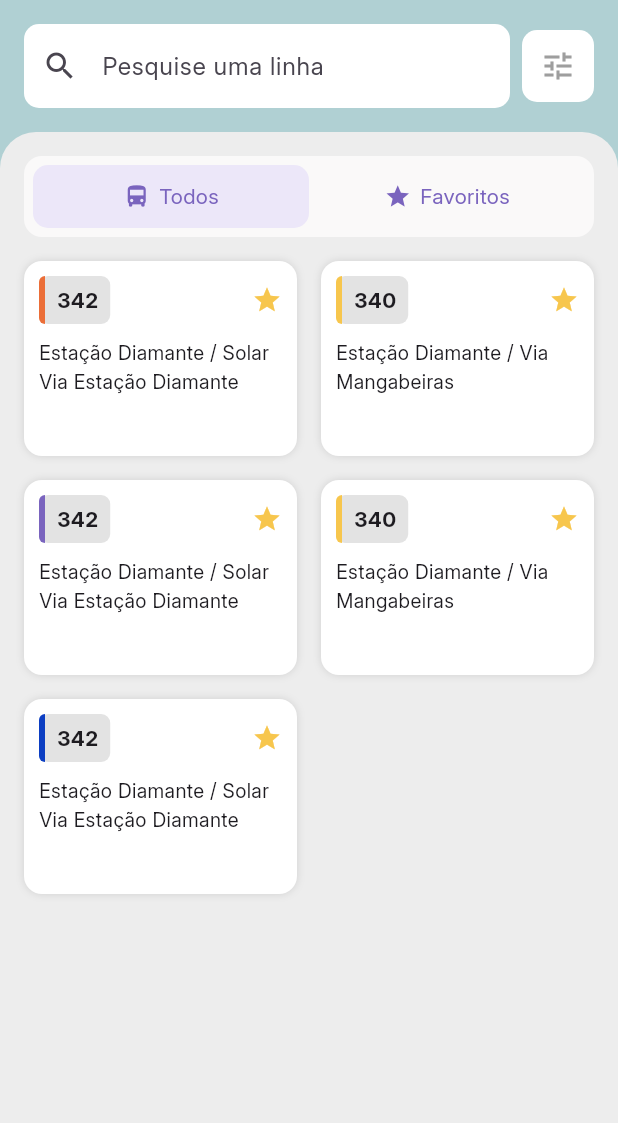
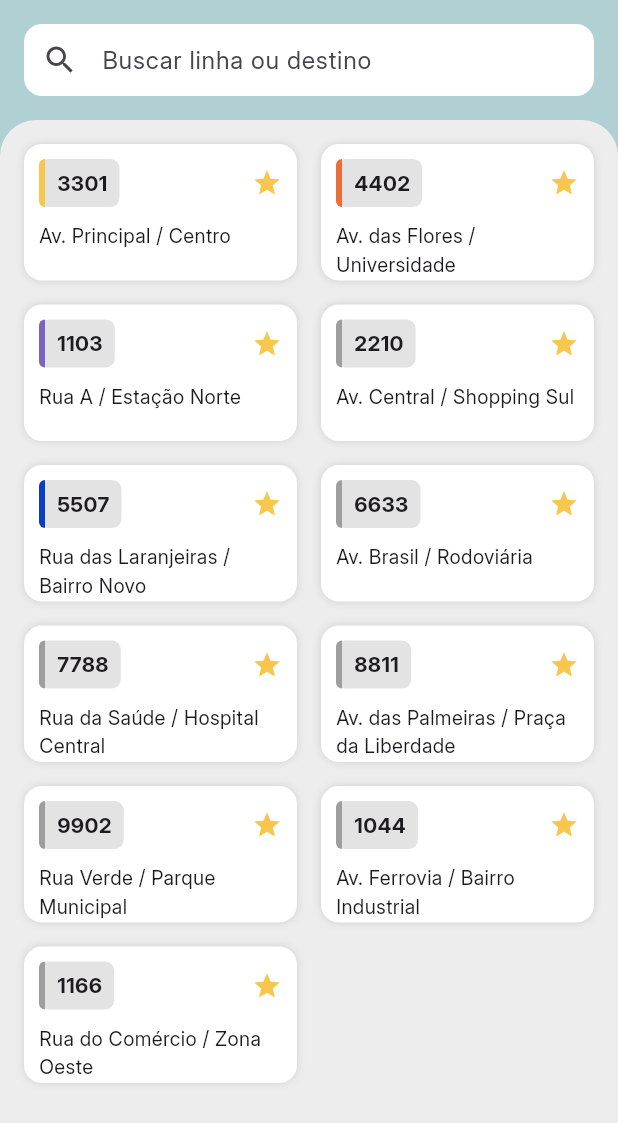
Before and after one commit to anaclaravr/wemoove_mobile, a Flutter app: the BuscarScreen screen opened by its route, on a phone screen of 412 x 824 dp. Shown: the top 1123 px of the screen. Run offline on Flutter 3.47's test engine with Material 3 defaults, Android fonts, the phone set to English and light mode, and no system bars; our stand-ins replace firebase_auth, firebase_core; accounts and stored records are empty.

Commit message:
Funcionamento do componente de busca da tela de buscar

```diff
--- a/lib/core/theme/colors.dart
+++ b/lib/core/theme/colors.dart
@@ -14,4 +14,24 @@ class AppColors {
   static const fundoTabs = Color(0xFFFAF9F9);
   static const textoEndereco = Color(0xFF616161);
   static const textoMomento = Color(0xFF9C9C9C);
+
+  /// Retorna uma cor com base no nome da cor (em minúsculas)
+  static Color getColorFromName(String cor) {
+    switch (cor.toLowerCase()) {
+      case 'amarelo':
+        return amarelo;
+      case 'azul':
+        return azulNavegacao;
+      case 'roxo':
+        return roxo;
+      case 'laranja':
+        return laranja;
+      case 'verde':
+        return verdeAgua;
+      case 'lilas':
+        return lilasClaro;
+      default:
+        return cinzaCaixaNumero;
+    }
+  }
 }
--- a/lib/screens/buscar_screen.dart
+++ b/lib/screens/buscar_screen.dart
@@ -1,6 +1,6 @@
 import 'package:flutter/material.dart';
-import '../core/theme/colors.dart';
-import '../models/bus_route.dart';
+import '../../core/theme/colors.dart';
+import '../../models/bus_route.dart';
 import '../widgets/bus_grid_card.dart';
 
 class BuscarScreen extends StatefulWidget {
@@ -11,55 +11,129 @@ class BuscarScreen extends StatefulWidget {
 }
 
 class _BuscarScreenState extends State<BuscarScreen> {
-  bool mostrarFavoritos = false;
+  List<BusRoute> allBusRoutes = [];
+  List<BusRoute> filteredBusRoutes = [];
 
-  final List<BusRoute> mockData = [
+  final TextEditingController _searchController = TextEditingController();
+
+  @override
+  void initState() {
+    super.initState();
+    allBusRoutes = [
       BusRoute(
-      numero: 342,
-      destino: 'Solar Via Estação Diamante',
-      localizacao: '',
-      tempo: '',
-      cor: 'laranja',
-      via: 'Estação Diamante',
-      ocupacao: 5,
+        numero: 3301,
+        destino: 'Centro',
+        via: 'Av. Principal',
+        cor: 'amarelo',
+        ocupacao: 10,
+        localizacao: 'Rua A, nº 123',
+        tempo: '5 min',
       ),
       BusRoute(
-      numero: 340,
-      destino: 'Via Mangabeiras',
-      localizacao: '',
-      tempo: '',
-      cor: 'amarelo',
-      via: 'Estação Diamante',
-      ocupacao: 5,
+        numero: 4402,
+        destino: 'Universidade',
+        via: 'Av. das Flores',
+        cor: 'laranja',
+        ocupacao: 25,
+        localizacao: 'Av. B, nº 200',
+        tempo: '12 min',
       ),
       BusRoute(
-      numero: 342,
-      destino: 'Solar Via Estação Diamante',
-      localizacao: '',
-      tempo: '',
+        numero: 1103,
+        destino: 'Estação Norte',
+        via: 'Rua A',
         cor: 'roxo',
-      via: 'Estação Diamante',
         ocupacao: 5,
+        localizacao: 'Estação do Norte',
+        tempo: '8 min',
       ),
       BusRoute(
-      numero: 340,
-      destino: 'Via Mangabeiras',
-      localizacao: '',
-      tempo: '',
-      cor: 'amarelo',
-      via: 'Estação Diamante',
-      ocupacao: 5,
+        numero: 2210,
+        destino: 'Shopping Sul',
+        via: 'Av. Central',
+        cor: 'verde',
+        ocupacao: 15,
+        localizacao: 'Av. Central, nº 500',
+        tempo: '9 min',
       ),
       BusRoute(
-      numero: 342,
-      destino: 'Solar Via Estação Diamante',
-      localizacao: '',
-      tempo: '',
+        numero: 5507,
+        destino: 'Bairro Novo',
+        via: 'Rua das Laranjeiras',
         cor: 'azul',
-      via: 'Estação Diamante',
-      ocupacao: 5,
+        ocupacao: 30,
+        localizacao: 'Rua Laranjeiras, nº 70',
+        tempo: '14 min',
+      ),
+      BusRoute(
+        numero: 6633,
+        destino: 'Rodoviária',
+        via: 'Av. Brasil',
+        cor: 'vermelho',
+        ocupacao: 8,
+        localizacao: 'Av. Brasil, nº 901',
+        tempo: '4 min',
+      ),
+      BusRoute(
+        numero: 7788,
+        destino: 'Hospital Central',
+        via: 'Rua da Saúde',
+        cor: 'rosa',
+        ocupacao: 20,
+        localizacao: 'Rua da Saúde, nº 330',
+        tempo: '10 min',
+      ),
+      BusRoute(
+        numero: 8811,
+        destino: 'Praça da Liberdade',
+        via: 'Av. das Palmeiras',
+        cor: 'azul claro',
+        ocupacao: 12,
+        localizacao: 'Praça da Liberdade',
+        tempo: '6 min',
+      ),
+      BusRoute(
+        numero: 9902,
+        destino: 'Parque Municipal',
+        via: 'Rua Verde',
+        cor: 'verde claro',
+        ocupacao: 22,
+        localizacao: 'Parque Municipal, portão 1',
+        tempo: '11 min',
+      ),
+      BusRoute(
+        numero: 1044,
+        destino: 'Bairro Industrial',
+        via: 'Av. Ferrovia',
+        cor: 'cinza',
+        ocupacao: 6,
+        localizacao: 'Av. Ferrovia, nº 42',
+        tempo: '7 min',
+      ),
+      BusRoute(
+        numero: 1166,
+        destino: 'Zona Oeste',
+        via: 'Rua do Comércio',
+        cor: 'preto',
+        ocupacao: 18,
+        localizacao: 'Rua do Comércio, nº 88',
+        tempo: '13 min',
       ),
     ];
+
+    filteredBusRoutes = List.from(allBusRoutes);
+  }
+
+  void _filterRoutes(String query) {
+    setState(() {
+      filteredBusRoutes = allBusRoutes.where((route) {
+        final numero = route.numero.toString().toLowerCase();
+        final destino = route.destino.toLowerCase();
+        final search = query.toLowerCase();
+        return numero.contains(search) || destino.contains(search);
+      }).toList();
+    });
+  }
 
   @override
   Widget build(BuildContext context) {
@@ -68,94 +142,48 @@ class _BuscarScreenState extends State<BuscarScreen> {
       body: SafeArea(
         child: Column(
           children: [
-            const SizedBox(height: 16),
             Padding(
-              padding: const EdgeInsets.symmetric(horizontal: 16),
-              child: Row(
-                children: [
-                  Expanded(
+              padding: const EdgeInsets.all(16),
               child: TextField(
+                controller: _searchController,
+                onChanged: _filterRoutes,
                 decoration: InputDecoration(
-                        hintText: 'Pesquise uma linha',
+                  hintText: 'Buscar linha ou destino',
                   prefixIcon: const Icon(Icons.search),
                   filled: true,
                   fillColor: Colors.white,
+                  contentPadding: const EdgeInsets.symmetric(vertical: 12),
                   border: OutlineInputBorder(
-                          borderRadius: BorderRadius.circular(10),
+                    borderRadius: BorderRadius.circular(12),
                     borderSide: BorderSide.none,
                   ),
                 ),
               ),
             ),
-                  const SizedBox(width: 8),
-                  Container(
-                    height: 48,
-                    width: 48,
-                    decoration: BoxDecoration(
-                      color: Colors.white,
-                      borderRadius: BorderRadius.circular(10),
-                    ),
-                    child: const Icon(Icons.tune, color: Colors.grey),
-                  ),
-                ],
+            Expanded(
+              child: Container(
+                padding: const EdgeInsets.all(16),
+                decoration: const BoxDecoration(
+                  color: AppColors.fundoApp,
+                  borderRadius: BorderRadius.only(
+                    topLeft: Radius.circular(24),
+                    topRight: Radius.circular(24),
                   ),
                 ),
-            const SizedBox(height: 16),
-            Expanded(
-              child: Container(
-                decoration: const BoxDecoration(
-                  color: AppColors.fundoApp,
-                  borderRadius: BorderRadius.vertical(top: Radius.circular(24)),
+                child: GridView.builder(
+                  itemCount: filteredBusRoutes.length,
+                  gridDelegate: const SliverGridDelegateWithFixedCrossAxisCount(
+                    crossAxisCount: 2,
+                    crossAxisSpacing: 16,
+                    mainAxisSpacing: 16,
+                    childAspectRatio: 2.0,
                   ),
-                child: Column(
-                  children: [
-                    const SizedBox(height: 16),
-                    Container(
-                      padding: const EdgeInsets.all(6),
-                      margin: const EdgeInsets.symmetric(horizontal: 16),
-                      decoration: BoxDecoration(
-                        color: const Color(0xFFFAF9F9),
-                        borderRadius: BorderRadius.circular(12),
-                      ),
-                      child: Row(
-                        children: [
-                          _TabButton(
-                            icon: Icons.directions_bus,
-                            text: "Todos",
-                            isSelected: !mostrarFavoritos,
-                            onTap:
-                                () => setState(() => mostrarFavoritos = false),
-                          ),
-                          _TabButton(
-                            icon: Icons.star,
-                            text: "Favoritos",
-                            isSelected: mostrarFavoritos,
-                            onTap:
-                                () => setState(() => mostrarFavoritos = true),
-                          ),
-                        ],
-                      ),
-                    ),
-                    const SizedBox(height: 16),
-                    Expanded(
-                      child: Padding(
-                        padding: const EdgeInsets.symmetric(horizontal: 16),
-                        child: GridView.builder(
-                          gridDelegate:
-                              const SliverGridDelegateWithFixedCrossAxisCount(
-                                crossAxisCount: 2,
-                                mainAxisSpacing: 16,
-                                crossAxisSpacing: 16,
-                                childAspectRatio: 1.4,
-                              ),
-                          itemCount: mockData.length,
-                          itemBuilder:
-                              (context, index) =>
-                                  BusGridCard(route: mockData[index]),
-                        ),
-                      ),
-                    ),
-                  ],
+                  shrinkWrap: true,
+                  physics: const BouncingScrollPhysics(),
+                  itemBuilder: (context, index) {
+                    final route = filteredBusRoutes[index];
+                    return BusGridCard(route: route);
+                  },
                 ),
               ),
             ),
@@ -165,48 +193,3 @@ class _BuscarScreenState extends State<BuscarScreen> {
     );
   }
 }
-
-class _TabButton extends StatelessWidget {
-  final IconData icon;
-  final String text;
-  final bool isSelected;
-  final VoidCallback onTap;
-
-  const _TabButton({
-    required this.icon,
-    required this.text,
-    required this.isSelected,
-    required this.onTap,
-  });
-
-  @override
-  Widget build(BuildContext context) {
-    return Expanded(
-      child: GestureDetector(
-        onTap: onTap,
-        child: Container(
-          height: 42,
-          decoration: BoxDecoration(
-            color: isSelected ? AppColors.lilasClaro : Colors.transparent,
-            borderRadius: BorderRadius.circular(10),
-          ),
-          child: Row(
-            mainAxisAlignment: MainAxisAlignment.center,
-            children: [
-              Icon(icon, color: AppColors.roxo, size: 18),
-              const SizedBox(width: 6),
-              Text(
-                text,
-                style: const TextStyle(
-                  fontFamily: 'Inter',
-                  color: AppColors.roxo,
-                  fontWeight: FontWeight.w500,
-                ),
-              ),
-            ],
-          ),
-        ),
-      ),
-    );
-  }
-}
```
Lines whose indentation alone changed are shown as unchanged.
